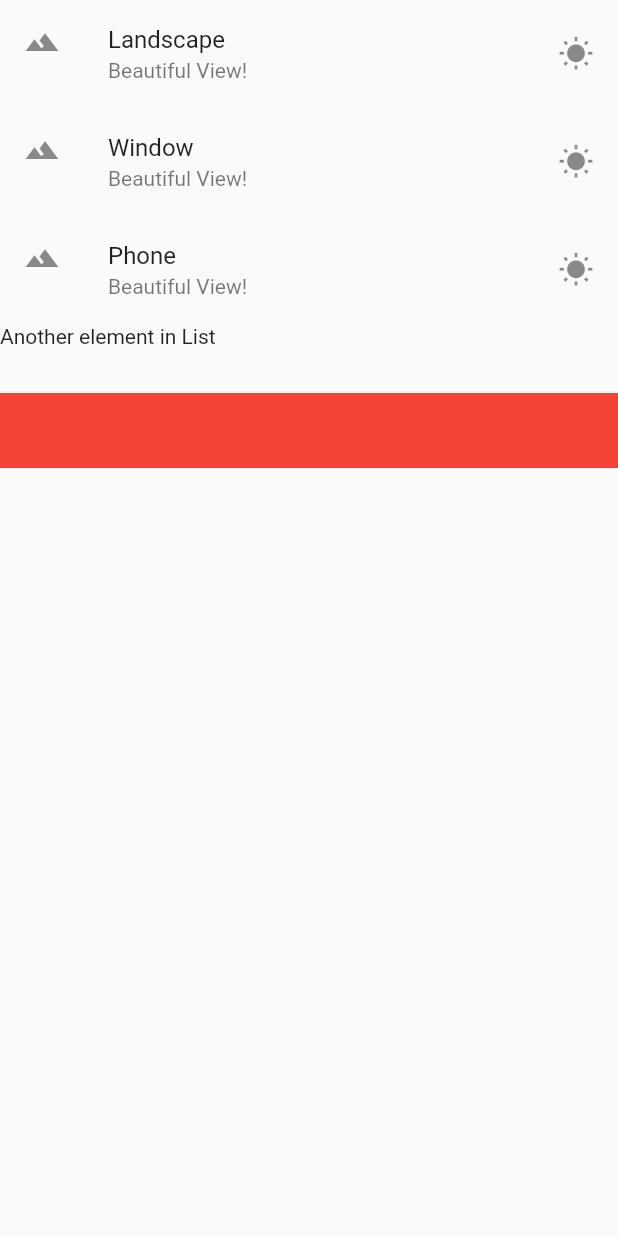
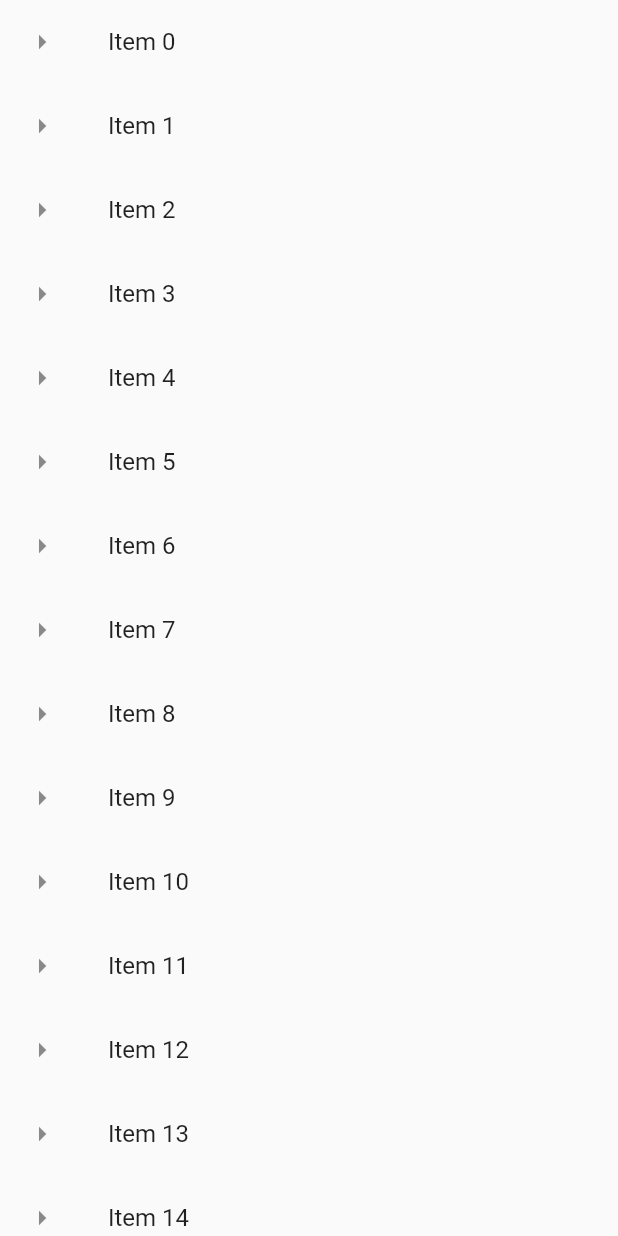
Before and after one commit to minhbka/flutter_tutorial, a Flutter app: what getListView() shows on an empty page, opened directly, on a phone screen of 412 x 824 dp. Run offline on Flutter 3.47's test engine with Material 2 defaults, Android fonts, the phone set to English and light mode, and no system bars.

Commit message:
long list

```diff
--- a/lib/main.dart
+++ b/lib/main.dart
@@ -5,41 +5,27 @@ void main() {
     debugShowCheckedModeBanner: false,
     title: "Exploring UI widgets",
     home: Scaffold(
-      appBar: AppBar(title: Text("Basic List View")),
+      appBar: AppBar(title: Text("Long List")),
       body:getListView()
     ),
   ));
 }
+List<String> getListElements(){
+  var items = List<String>.generate(1000, (index) => "Item $index");
+  return items;
+}
+
 
 Widget getListView(){
-  var listView = new ListView(
-    children:<Widget>[
-      ListTile(
-        leading:Icon(Icons.landscape),
-        title: Text("Landscape"),
-        subtitle: Text("Beautiful View!"),
-        trailing:Icon(Icons.wb_sunny),
-        onTap: ()=>debugPrint("Landscape tapped"),
-      ),
-      ListTile(
-        leading:Icon(Icons.landscape),
-        title: Text("Window"),
-        subtitle: Text("Beautiful View!"),
-        trailing:Icon(Icons.wb_sunny),
-      ),
-      ListTile(
-        leading:Icon(Icons.landscape),
-        title: Text("Phone"),
-        subtitle: Text("Beautiful View!"),
-        trailing:Icon(Icons.wb_sunny),
-      ),
-      Text("Another element in List"),
-      Container(
-        margin:EdgeInsets.only(top:30.0),
-        color:Colors.red,
-        height: 50.0
-      )
-    ]
+  var listItem = getListElements();
+  var listView = ListView.builder(
+    itemBuilder: (context, index){
+      return ListTile(
+        leading: Icon(Icons.arrow_right),
+        title:Text(listItem[index]),
+        onTap:()=>debugPrint("${listItem[index]} was tapped"),
+      );
+    }
   );
   return listView;
 }
```
